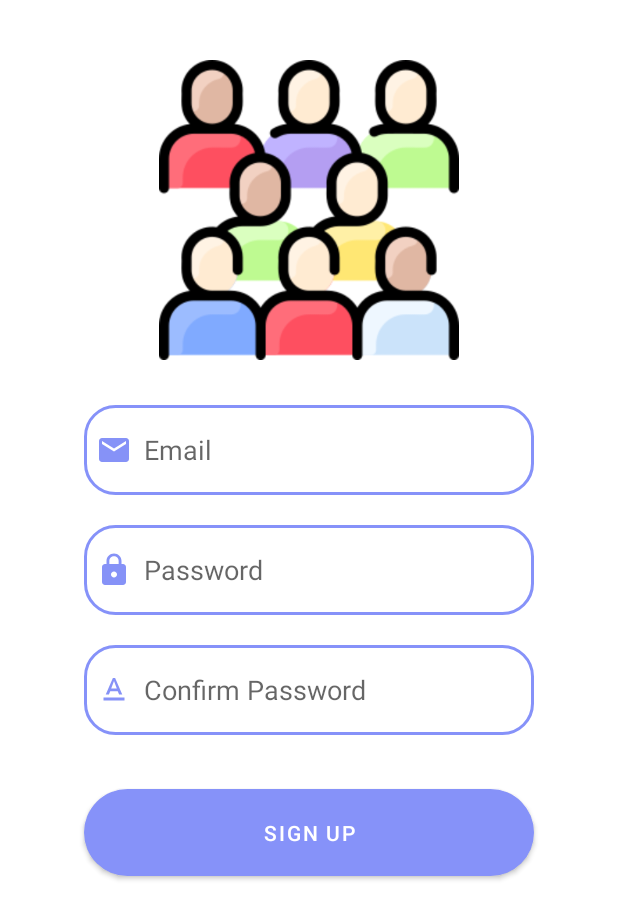
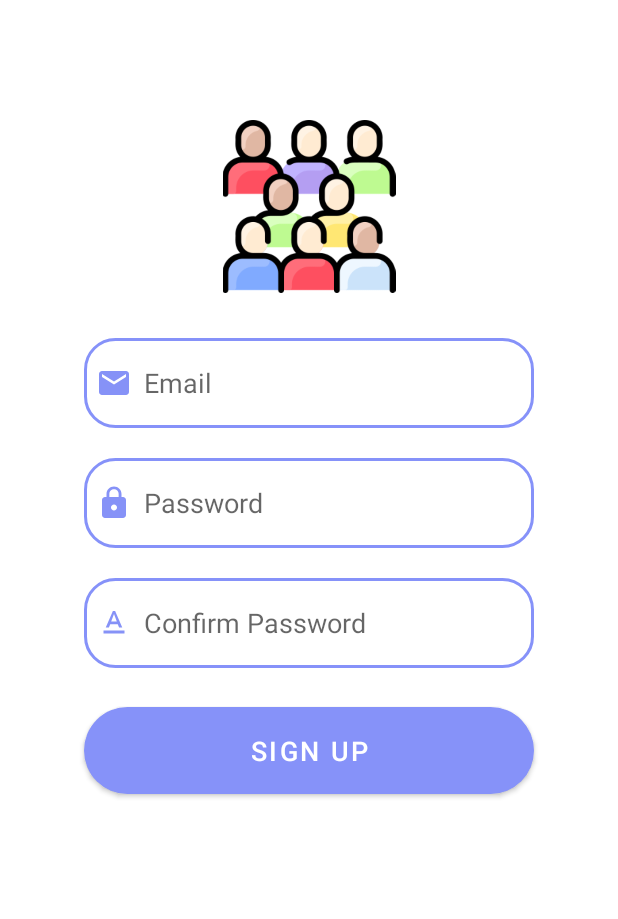
Before and after one commit to SO1180/yahelli1, an Android app: the fragment SignupTabFragment shown on its own in the app's theme, on a phone screen of 412 x 824 dp. Shown: the top 919 px of the screen. Run offline under Robolectric (Android 15) with nearby library versions, the phone set to English and light mode, and no system bars.

Commit message:
you're on strike, continue working on start part.

```diff
--- a/app/src/main/java/com/example/myapplication/SignupTabFragment.java
+++ b/app/src/main/java/com/example/myapplication/SignupTabFragment.java
@@ -2,19 +2,48 @@ package com.example.myapplication;
 
 import android.os.Bundle;
 
+import androidx.annotation.NonNull;
+import androidx.annotation.Nullable;
 import androidx.fragment.app.Fragment;
 
 import android.view.LayoutInflater;
 import android.view.View;
 import android.view.ViewGroup;
+import android.widget.EditText;
+import android.widget.Toast;
 
 
 public class SignupTabFragment extends Fragment {
 
+
+    private View view;
     @Override
     public View onCreateView(LayoutInflater inflater, ViewGroup container,
                              Bundle savedInstanceState) {
+
         // Inflate the layout for this fragment
-        return inflater.inflate(R.layout.fragment_signup_tab, container, false);
+        view= inflater.inflate(R.layout.fragment_signup_tab, container, false);
+    return view;
+    }
+
+
+    @Override
+    public void onViewCreated(@NonNull View view, @Nullable Bundle savedInstanceState) {
+        super.onViewCreated(view, savedInstanceState);
+
+        EditText etMailLog = view.findViewById(R.id.login_email);
+        EditText etPasswordLog = view.findViewById(R.id.login_password);
+        // EditText etConfirmLog = view.findViewById(R.id.login_confirm);
+
+        EditText etMailSign = view.findViewById(R.id.signup_email);
+        EditText etPasswordSign = view.findViewById(R.id.signup_password);
+        EditText etConfirmSign = view.findViewById(R.id.signup_confirm);
+
+
+
+        //  String email = etMail.getText().toString();
+
+     //   Toast.makeText(getActivity(),"singup email is " + email,Toast.LENGTH_LONG).show();
+
     }
 }
--- a/app/src/main/res/layout/fragment_signup_tab.xml
+++ b/app/src/main/res/layout/fragment_signup_tab.xml
@@ -17,14 +17,15 @@
             android:layout_width="match_parent"
             android:layout_height="wrap_content"
             android:orientation="vertical"
-            android:layout_marginTop="20dp"
+            android:layout_marginTop="30dp"
             android:padding="20dp">
 
 
             <ImageView
                 android:layout_width="match_parent"
-                android:layout_height="200dp"
-                android:src="@drawable/peopleforsignup"/>
+                android:layout_height="115dp"
+                android:layout_marginTop="30dp"
+                android:src="@drawable/peopleicons" />
 
             <EditText
                 android:layout_width="300dp"
@@ -70,7 +71,8 @@
                 android:layout_height="70dp"
                 android:layout_gravity="center"
                 android:id="@+id/signup_buttom"
-                android:layout_marginTop="30dp"
+                android:layout_marginTop="20dp"
+                android:textSize="18sp"
                 android:text="Sign Up"
                 app:cornerRadius="30dp"/>
 
```
Also changed, not shown: app/src/main/res/layout/fragment_login_tab.xml (+5 -17 lines), app/src/main/res/drawable/peopleicons.png (added).
